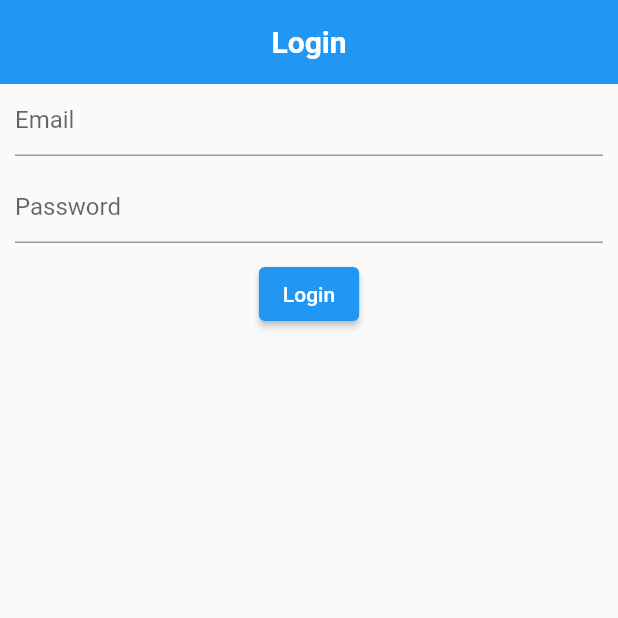
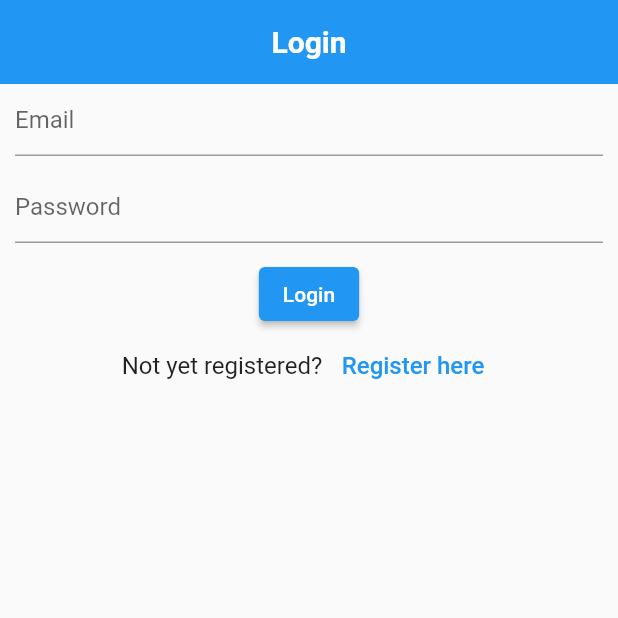
Before and after one commit to nzikak/notes-app, a Flutter app: the screen it shows after launch, after a tap on "Login", on a phone screen of 412 x 824 dp, the top half of it. Run offline on Flutter 3.47's test engine with Material 2 defaults, Android fonts, the phone set to English and light mode, and no system bars; our stand-ins replace firebase_auth, firebase_core; missing offline and left inert: dart:ffi; accounts and stored records are empty; network calls fail.

Commit message:
Added verify_email_view, used named routes and refactored login and registration screens

```diff
--- a/lib/main.dart
+++ b/lib/main.dart
@@ -1,7 +1,9 @@
 import 'package:flutter/material.dart';
 import 'package:firebase_core/firebase_core.dart';
+import 'package:notes_app/views/home_page.dart';
 import 'package:notes_app/views/login_view.dart';
 import 'package:notes_app/views/register_view.dart';
+import 'package:notes_app/views/verify_email_view.dart';
 import 'firebase_options.dart';
 
 void main() async {
@@ -15,6 +17,20 @@ void main() async {
     theme: ThemeData(
       primarySwatch: Colors.blue,
     ),
-    home: const LoginView(),
+    routes: {
+      "/home": (context) {
+        return const HomePage();
+      },
+      "/login_view": (context) {
+        return const LoginView();
+      },
+      "/register_view": (context) {
+        return const RegisterView();
+      },
+      "verify_email": (context) {
+        return const VerifyEmail();
+      }
+    },
+    initialRoute: "/login_view",
   ));
 }
--- a/lib/views/login_view.dart
+++ b/lib/views/login_view.dart
@@ -64,7 +64,24 @@ class _LoginViewState extends State<LoginView> {
                   final password = _passwordTextController.text;
                   _loginUser(email, password);
                 },
-                child: const Text("Login"))
+                child: const Text("Login")),
+            Row(
+              mainAxisAlignment: MainAxisAlignment.center,
+              children: [
+                const Text("Not yet registered?",
+                    style: TextStyle(fontSize: 16)),
+                const SizedBox(width: 5),
+                TextButton(
+                    onPressed: () {
+                      Navigator.pushNamedAndRemoveUntil(
+                          context, "/register_view", (route) => false);
+                    },
+                    child: const Text(
+                      "Register here",
+                      style: TextStyle(fontSize: 16),
+                    ))
+              ],
+            )
           ],
         ),
       ),
```
Also changed, not shown: lib/views/home_page.dart (added, +26 -0 lines), lib/views/register_view.dart (+18 -1 lines), lib/views/verify_email_view.dart (added, +42 -0 lines).
